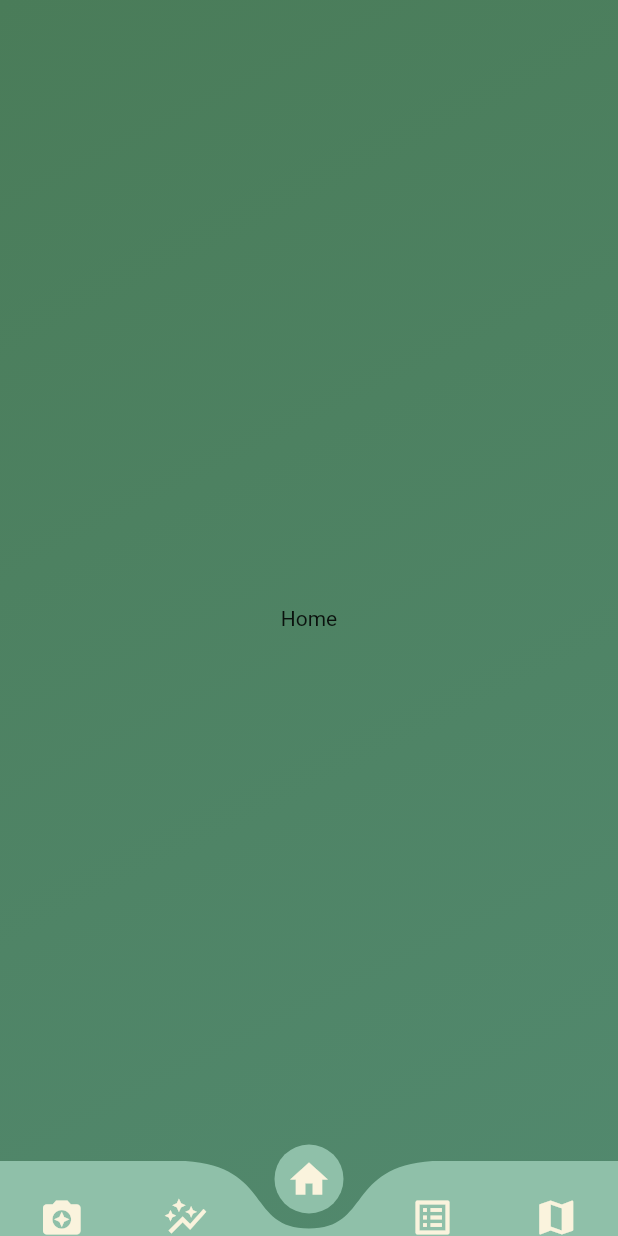
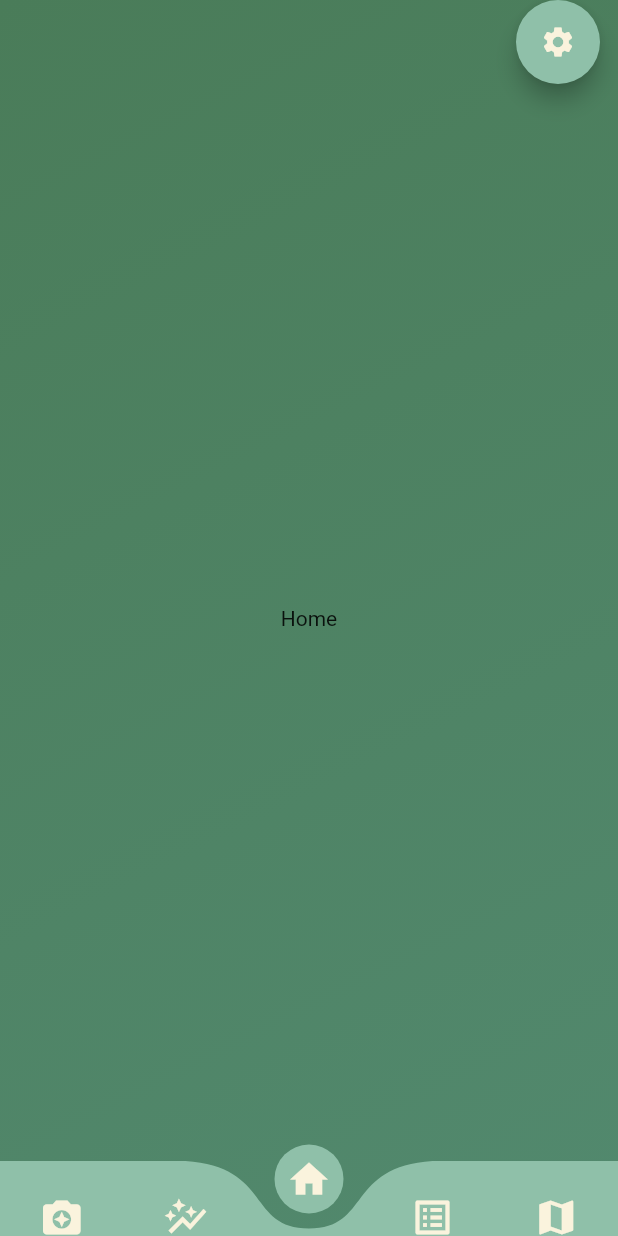
Before and after one commit to hugo-piedanna/chasse_infos, a Flutter app: the acceuil screen opened directly, on a phone screen of 412 x 824 dp. Run offline on Flutter 3.47's test engine with Material 2 defaults, Android fonts, the phone set to English and light mode, and no system bars; drawn by our look-alikes of curved_navigation_bar; our stand-ins replace hexcolor.

Commit message:
Add floating settings button and fix bug with the swipeable pages

```diff
--- a/lib/index.dart
+++ b/lib/index.dart
@@ -49,11 +49,22 @@ class _acceuilPageState extends State<acceuil> {
                     colors: [Color(0xff4a7c59), Color(0xff52896e)])),
             child: Scaffold(
               extendBody: true,
-              body: PageView(
-                controller: _pageController,
-                onPageChanged: (newIndex) => setState(() => index = newIndex),
-                scrollDirection: Axis.horizontal,
-                children: screens,
+              body: WillPopScope(
+                onWillPop: () async => false,
+                child: PageView(
+                  controller: _pageController,
+                  onPageChanged: (newIndex) => setState(() => index = newIndex),
+                  scrollDirection: Axis.horizontal,
+                  children: screens,
+                ),
+              ),
+              floatingActionButtonLocation:
+                  FloatingActionButtonLocation.miniEndTop,
+              floatingActionButton: FloatingActionButton(
+                onPressed: (() {}),
+                backgroundColor: const Color(0xff8fc0a9),
+                foregroundColor: const Color(0xfffaf3dd),
+                child: const Icon(Icons.settings),
               ),
               backgroundColor: Colors.transparent,
               bottomNavigationBar: Theme(
```
